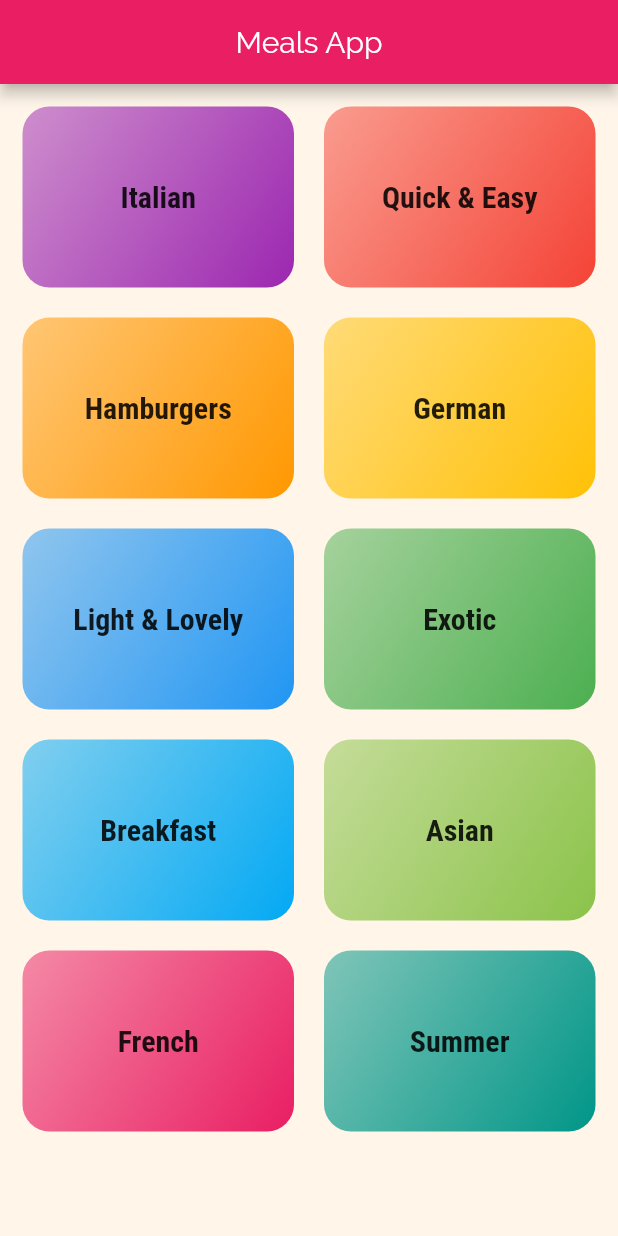
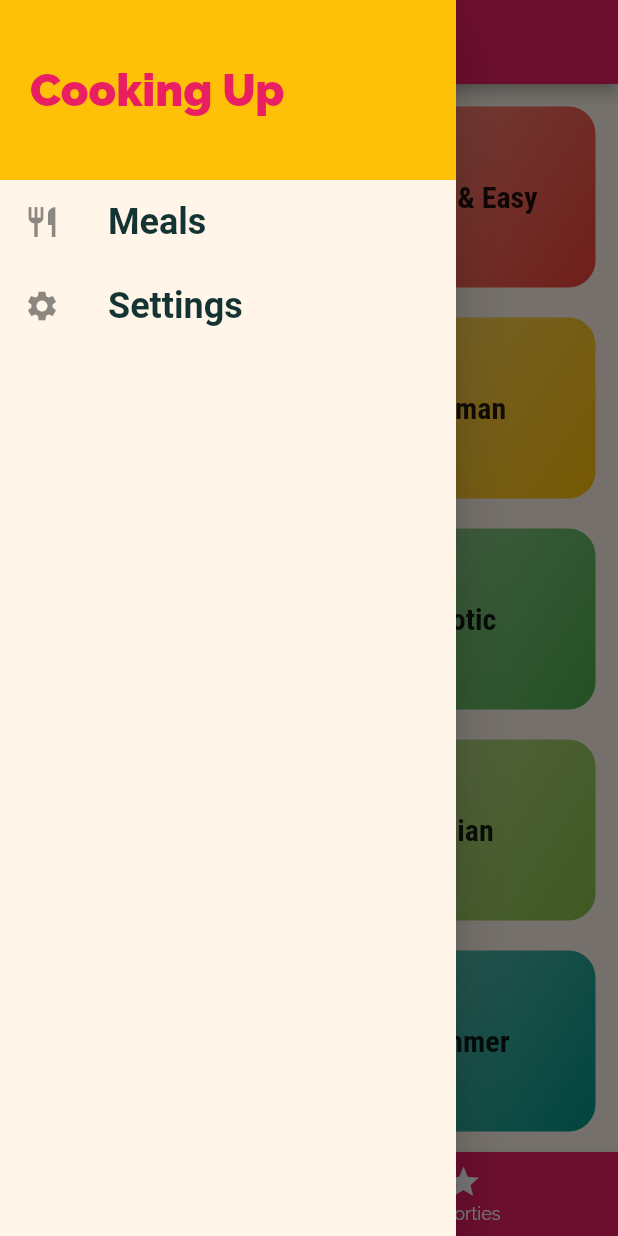
Before and after one commit to akshayyadav76/meals_app, a Flutter app: the screen it shows after launch, with the side drawer open (before the commit the screen has no drawer), on a phone screen of 412 x 824 dp. Run offline on Flutter 3.47's test engine with Material 2 defaults, Android fonts, the phone set to English and light mode, and no system bars; Roboto replaces fonts that are missing (RobotoCandensed).

Commit message:
FORM COLLEGE...........

```diff
--- a/lib/main.dart
+++ b/lib/main.dart
@@ -1,8 +1,11 @@
 import 'package:flutter/material.dart';
+import 'package:meals_app/screens/filters_screen.dart';
 
-import './screens/categorys_screen.dart';
+
 import './screens/category_meals_screen.dart';
 import './screens/meals_deatils_screen.dart';
+import './screens/Tab_screen.dart';
+
 
 void main() => runApp(MyApp());
 
@@ -27,9 +30,11 @@ class MyApp extends StatelessWidget {
       //home: CategoryScreen(),
       initialRoute: '/',
       routes: {
-        '/':(context)=>CategoryScreen(),
+        '/':(context)=>TabScreen(),
         CategoryMealsScreen.categoryMealsScreen_Route: (context){return CategoryMealsScreen();},
         MealsDeatilsScreen.MealDEailsRout: (context)=> MealsDeatilsScreen(),
+        FiltersScreen.filterRoute:(context)=>FiltersScreen(),
+
 
       },
     );
--- /dev/null
+++ b/lib/screens/Tab_screen.dart
@@ -0,0 +1,56 @@
+import 'package:flutter/material.dart';
+
+import './categorys_screen.dart';
+import './favorites_screen.dart';
+import '../widgtes/drawer.dart';
+
+class TabScreen extends StatefulWidget {
+  @override
+  _TabScreenState createState() => _TabScreenState();
+}
+
+class _TabScreenState extends State<TabScreen> {
+
+ final List<Map<String,Object>>screenTabs=[
+   {'page': CategoryScreen(),'title':"Categoyies",},
+   { 'page': FavoritesScreen(),'title':'Your Favorties'}
+ ];
+  int index1=0;
+
+void selcectedIndex(int index){
+
+   setState(() {
+   index1 = index;
+   });
+ }
+
+
+  @override
+  Widget build(BuildContext context) {
+    return Scaffold(
+      appBar: AppBar(title: Text(screenTabs[index1]['title']),centerTitle: true,
+        ),
+      drawer: Drawerz(),
+      body: screenTabs[index1]['page'],
+        bottomNavigationBar: BottomNavigationBar(
+          onTap: selcectedIndex,
+        backgroundColor: Theme.of(context).primaryColor,
+        selectedItemColor: Theme.of(context).accentColor,
+        unselectedItemColor: Colors.white,
+        currentIndex: index1,
+        items:[
+          BottomNavigationBarItem(
+              icon: Icon(Icons.category),
+              title: Text('Categorys')
+          ),
+          BottomNavigationBarItem(
+              icon: Icon(Icons.star,),
+              title: Text('Favorties')
+          ),
+        ] ),
+
+
+    );
+
+  }
+}
--- a/lib/screens/categorys_screen.dart
+++ b/lib/screens/categorys_screen.dart
@@ -6,9 +6,9 @@ import '../widgtes/category_item.dart';
 class CategoryScreen extends StatelessWidget {
   @override
   Widget build(BuildContext context) {
-    return Scaffold(
-      appBar: AppBar(title: Text("Meals App"),centerTitle: true,),
-      body: GridView(
+    return
+      //appBar: AppBar(title: Text("Meals App"),centerTitle: true,),
+       GridView(
         padding: const EdgeInsets.all(15),
           gridDelegate: SliverGridDelegateWithMaxCrossAxisExtent(
               maxCrossAxisExtent:  MediaQuery.of(context).size.width *0.5,
@@ -20,7 +20,7 @@ class CategoryScreen extends StatelessWidget {
           return CategoryItem(data.id,data.title,data.color);
         }).toList(),
 
-      ),
+
     );
   }
 }
--- /dev/null
+++ b/lib/widgtes/drawer.dart
@@ -0,0 +1,49 @@
+import 'package:flutter/material.dart';
+
+import '../screens/filters_screen.dart';
+
+class Drawerz extends StatelessWidget {
+
+  Widget buildDrowersItem(IconData icon,String title,Function handler){
+    return ListTile(
+      leading: Icon(icon),
+      title: Text(title,style: TextStyle(
+        fontFamily: 'RobotoCandensed',
+        fontSize: 24,
+        fontWeight: FontWeight.bold
+    ),),
+      onTap: handler,);
+  }
+
+
+
+  @override
+  Widget build(BuildContext context) {
+    return Drawer(
+      child: Column(
+        children: <Widget>[
+          Container(
+            height: 120,
+            width: double.infinity,
+            alignment: Alignment.centerLeft,
+            padding: EdgeInsets.all(20),
+            color: Theme.of(context).accentColor,
+            child: Text('Cooking Up',style: TextStyle(
+            fontSize: 30,
+              fontWeight: FontWeight.w900,
+              color: Theme.of(context).primaryColor,
+            ),),
+          ),
+
+          buildDrowersItem(Icons.restaurant, "Meals",(){
+            Navigator.of(context).pushReplacementNamed('/');
+          }),
+          buildDrowersItem(Icons.settings, 'Settings',(){
+            Navigator.of(context).pushReplacementNamed(FiltersScreen.filterRoute);
+          })
+
+        ],
+      ),
+    );
+  }
+}
```
Also changed, not shown: lib/screens/favorites_screen.dart (added, +9 -0 lines), lib/screens/filters_screen.dart (added, +15 -0 lines), lib/screens/meals_deatils_screen.dart (+68 -4 lines), lib/widgtes/meal_item.dart (+4 -4 lines).
